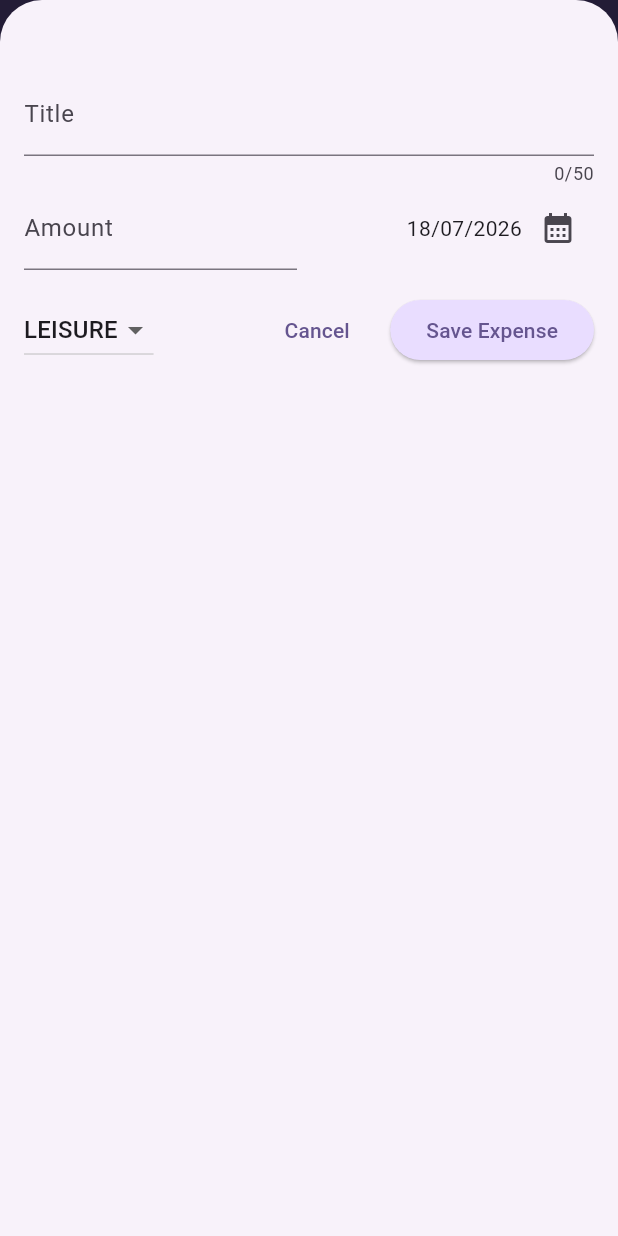
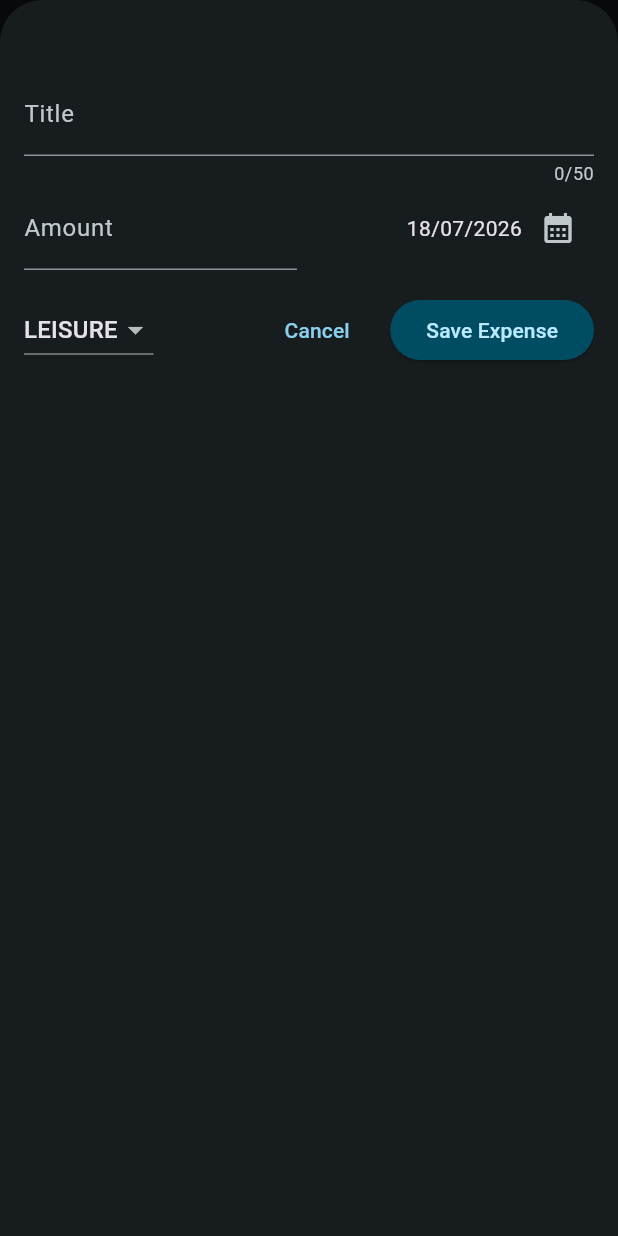
Before and after one commit to pireslima18/expense_tracker, a Flutter app: the screen it shows after launch, after a tap on the "add" icon, on a phone screen of 412 x 824 dp. Run offline on Flutter 3.47's test engine with Material 3 defaults, Android fonts, the phone set to English and light mode, and no system bars.

Commit message:
main: Adicionando dark mode

```diff
--- a/lib/main.dart
+++ b/lib/main.dart
@@ -2,11 +2,23 @@ import 'package:expense_racker/widgets/expenses.dart';
 import 'package:flutter/material.dart';
 
 var kColorSchema = ColorScheme.fromSeed(seedColor: const Color.fromARGB(255, 96, 59, 181));
+var kDarkColorSchema = ColorScheme.fromSeed(
+  brightness: Brightness.dark,
+  seedColor: const Color.fromARGB(255, 5, 99, 125)
+);
 
 void main() {
   runApp(MaterialApp(
+    darkTheme: ThemeData.dark().copyWith(
+      colorScheme: kDarkColorSchema,
+      elevatedButtonTheme: ElevatedButtonThemeData(
+        style: ElevatedButton.styleFrom(
+          backgroundColor: kDarkColorSchema.primaryContainer,
+          foregroundColor: kDarkColorSchema.onPrimaryContainer,
+        ),
+      ),
+    ),
     theme: ThemeData().copyWith(
-      useMaterial3: true,
       colorScheme: kColorSchema,
       appBarTheme:  const AppBarTheme().copyWith(
         backgroundColor: kColorSchema.onPrimaryContainer,
@@ -33,6 +45,7 @@ void main() {
         )
       )
     ),
+    themeMode: ThemeMode.dark,
     home: const Expenses(),
   ));
 }
--- a/lib/widgets/expenses.dart
+++ b/lib/widgets/expenses.dart
@@ -91,7 +91,9 @@ class _ExpansesState extends State<Expenses> {
       ),
       body: Column(
         children: [
+          const SizedBox(height: 10,),
           const Text("The chart"),
+          const SizedBox(height: 10,),
           Expanded(child: mainContent)
         ],
       ),
```
